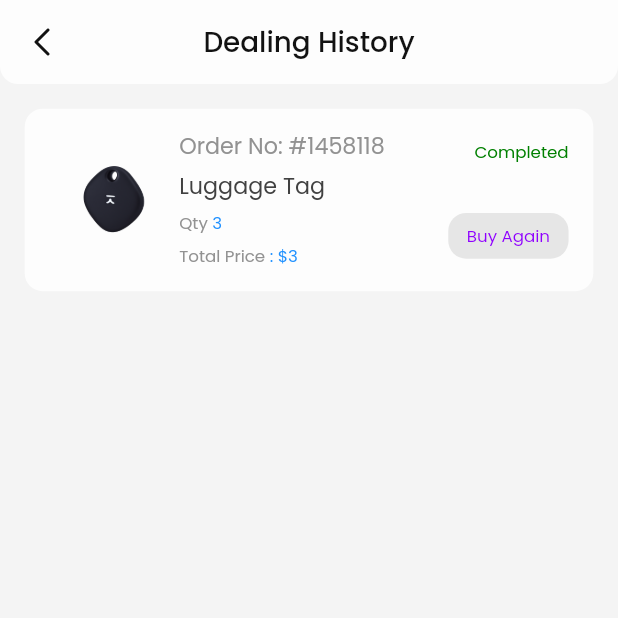
After one commit to billalhossan1/luggage_tracking, a Flutter app: the DealingHistoryScreen screen opened by its route, on a phone screen of 412 x 824 dp, the top half of it. The commit adds this screen. Run offline on Flutter 3.47's test engine with Material 3 defaults, Android fonts, the phone set to English and light mode, and no system bars; our stand-ins replace get.

Commit message:
dealing history screen ui complate

```diff
--- a/lib/routes/app_routes.dart
+++ b/lib/routes/app_routes.dart
@@ -19,4 +19,5 @@ class AppRoutes {
   final String termsAndCondionScreen = "/terms-screen";
   final String profileDetailsScreen = "/profile-details-screen";
   final String profileEditScreen = "/profile-edit-screen";
+  final String dealingHistoryScreen = "/dealing-history-screen";
 }
--- a/lib/routes/app_routes_file.dart
+++ b/lib/routes/app_routes_file.dart
@@ -1,4 +1,4 @@
-import 'package:flutter/cupertino.dart';
+
 import 'package:get/get.dart';
 import 'package:luggage_tracking/routes/app_routes.dart';
 import 'package:luggage_tracking/routes/bindings/app_binding.dart';
@@ -7,6 +7,7 @@ import 'package:luggage_tracking/routes/bindings/splash_screen_binding.dart';
 import 'package:luggage_tracking/screens/about_screen/about_screen.dart';
 import 'package:luggage_tracking/screens/account_screen/account_screen.dart';
 import 'package:luggage_tracking/screens/category_screnn/category_screen.dart';
+import 'package:luggage_tracking/screens/dealing_history/dealing_history.dart';
 import 'package:luggage_tracking/screens/delivery_details_screen/delivery_details_screen.dart';
 import 'package:luggage_tracking/screens/delivery_details_show/delivery_details_show_screen.dart';
 import 'package:luggage_tracking/screens/device_screen/device_screen.dart';
@@ -88,4 +89,8 @@ List<GetPage> appRootRoutesFile = <GetPage>[
     name: AppRoutes.instance.profileEditScreen,
     page: () => ProfileEditScreen(),
   ),
+  GetPage(
+    name: AppRoutes.instance.dealingHistoryScreen,
+    page: () => DealingHistoryScreen(),
+  ),
 ];
--- a/lib/screens/account_screen/account_screen.dart
+++ b/lib/screens/account_screen/account_screen.dart
@@ -63,6 +63,9 @@ class AccountScreen extends StatelessWidget {
               IcontextRow(
                 iconPath: AssetsIconsPath.instance.dealCart,
                 text: "Dealing History ",
+                onTap: () {
+                  Get.toNamed(AppRoutes.instance.dealingHistoryScreen);
+                },
               ),
               IcontextRow(
                 iconPath: AssetsIconsPath.instance.setting,
--- /dev/null
+++ b/lib/screens/dealing_history/dealing_history.dart
@@ -0,0 +1,142 @@
+import 'package:flutter/material.dart';
+import 'package:luggage_tracking/const/app_colors.dart';
+import 'package:luggage_tracking/const/assets_images_path.dart';
+import 'package:luggage_tracking/utils/app_size.dart';
+import 'package:luggage_tracking/widgets/app_image/app_image.dart';
+import 'package:luggage_tracking/widgets/appbar/custom_appbar.dart';
+import 'package:luggage_tracking/widgets/cards/app_card/app_card.dart';
+import 'package:luggage_tracking/widgets/texts/app_text.dart';
+
+class DealingHistoryScreen extends StatelessWidget {
+  const DealingHistoryScreen({super.key});
+
+  @override
+  Widget build(BuildContext context) {
+    return Scaffold(
+      appBar: CustomAppBar(title: "Dealing History"),
+      body: Padding(
+        padding: EdgeInsets.all(AppSize.width(value: 16)),
+        child: Column(
+          children: [
+            AppCard(
+              child: Row(
+                children: [
+                  // First column: Image
+                  Expanded(
+                    flex: 1,
+                    child: Center(
+                      child: AppImage(
+                        path: AssetsImagesPath.instance.product1,
+                        width: AppSize.width(value: 72),
+                        height: AppSize.width(value: 72),
+                      ),
+                    ),
+                  ),
+
+                  // Second column: Order details
+                  Expanded(
+                    flex: 2,
+                    child: Column(
+                      spacing: AppSize.width(value: 8),
+                      crossAxisAlignment: CrossAxisAlignment.start,
+                      children: [
+                        AppText(
+                          data: "Order No: #1458118",
+                          fontSize: AppSize.width(value: 14),
+                          fontWeight: FontWeight.w400,
+                          color: AppColors.instance.black200,
+                        ),
+                        AppText(
+                          data: "Luggage Tag",
+                          fontSize: AppSize.width(value: 14),
+                          fontWeight: FontWeight.w400,
+                          color: AppColors.instance.black400,
+                        ),
+                        Row(
+                          children: [
+                            AppText(
+                              data: "Qty ",
+                              fontSize: AppSize.width(value: 12),
+                              fontWeight: FontWeight.w400,
+                              color: AppColors.instance.black200,
+                            ),
+                            AppText(
+                              data: "3",
+                              fontSize: AppSize.width(value: 12),
+                              fontWeight: FontWeight.w400,
+                              color: AppColors.instance.blue1,
+                            ),
+                          ],
+                        ),
+                        Row(
+                          children: [
+                            AppText(
+                              data: "Total Price ",
+                              fontSize: AppSize.width(value: 12),
+                              fontWeight: FontWeight.w400,
+                              color: AppColors.instance.black200,
+                            ),
+                            AppText(
+                              data: ": \$3",
+                              fontSize: AppSize.width(value: 12),
+                              fontWeight: FontWeight.w400,
+                              color: AppColors.instance.blue1,
+                            ),
+                          ],
+                        ),
+                      ],
+                    ),
+                  ),
+
+                  // Third column: Status
+                  Expanded(
+                    flex: 1,
+                    child: SizedBox(
+                      height: AppSize.width(
+                        value: 72,
+                      ), // Match the image height
+                      child: Column(
+                        mainAxisAlignment: MainAxisAlignment.spaceBetween,
+                        crossAxisAlignment: CrossAxisAlignment.end,
+                        children: [
+                          AppText(
+                            data: "Completed",
+                            fontSize: AppSize.width(value: 12),
+                            fontWeight: FontWeight.w400,
+                            color: AppColors.instance.green1,
+                          ),
+                          Container(
+                            padding: EdgeInsets.symmetric(
+                              horizontal: AppSize.width(value: 10),
+                              vertical: AppSize.width(value: 9),
+                            ),
+                            decoration: BoxDecoration(
+                              color: AppColors.instance.white500,
+                              borderRadius: BorderRadius.circular(12),
+                            ),
+                            child: AppText(
+                              data: "Buy Again",
+                              fontSize: AppSize.width(value: 13),
+                              fontWeight: FontWeight.w400,
+                              color: AppColors.instance.purple_500,
+                            ),
+                          ),
+                        ],
+                      ),
+                    ),
+                  ),
+                ],
+              ),
+            ),
+
+            // AppCard(
+            //   child: Row(
+            //     children: [AppImage(path: AssetsImagesPath.instance.product2)],
+            //   ),
+            // ),
+          ],
+        ),
+      ),
+    );
+  }
+}
```
